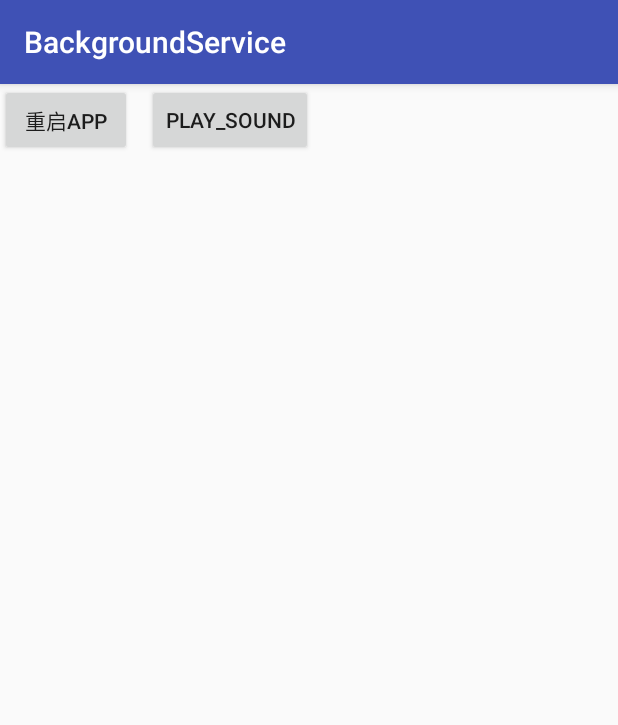
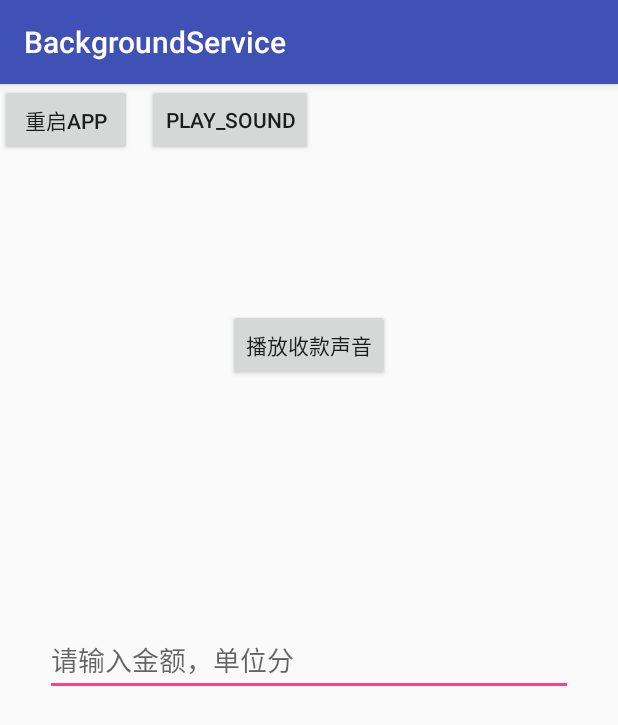
Before and after one commit to haohaozaici/BackgroundSpeech, an Android app: the screen it shows after launch (MainActivity), on a phone screen of 412 x 824 dp. Shown: the top 725 px of the screen. Run offline under Robolectric (Android 15) with nearby library versions, the phone set to English and light mode, and no system bars; our stand-ins replace ButterKnife, RxJava; libraries missing offline, so code that uses them is left out: com.umeng.message; pictures from the network do not load; 4 statements that could not run were skipped.

Commit message:
feat: 输入语音合成

```diff
--- a/PushSDK/build.gradle
+++ b/PushSDK/build.gradle
@@ -1,8 +1,8 @@
 apply plugin: 'com.android.library'
 
 android {
-    compileSdkVersion 23
-    buildToolsVersion '25.0.3'
+    compileSdkVersion 25
+    buildToolsVersion '26.0.2'
 
     defaultConfig {
         minSdkVersion 11
--- a/app/src/main/AndroidManifest.xml
+++ b/app/src/main/AndroidManifest.xml
@@ -1,6 +1,10 @@
 <?xml version="1.0" encoding="utf-8"?>
 <manifest xmlns:android="http://schemas.android.com/apk/res/android"
   package="io.github.haohaozaici.backgroundservice">
+
+  <uses-permission android:name="android.permission.WRITE_EXTERNAL_STORAGE"/>
+  <uses-permission android:name="android.permission.READ_PHONE_STATE"/>
+
 
   <application
     android:name=".App"
--- a/app/src/main/java/io/github/haohaozaici/backgroundservice/MainActivity.java
+++ b/app/src/main/java/io/github/haohaozaici/backgroundservice/MainActivity.java
@@ -1,4 +1,6 @@
 package io.github.haohaozaici.backgroundservice;
+
+import static io.github.haohaozaici.backgroundservice.App.speechSynthesis;
 
 import android.Manifest;
 import android.Manifest.permission;
@@ -9,17 +11,32 @@ import android.support.v7.app.AppCompatActivity;
 import android.os.Bundle;
 import android.support.v7.widget.LinearLayoutManager;
 import android.support.v7.widget.RecyclerView;
+import android.text.Editable;
+import android.text.TextWatcher;
 import android.util.Log;
 import android.view.View;
 import android.view.View.OnClickListener;
 import android.widget.Button;
+import android.widget.EditText;
 import android.widget.LinearLayout;
+import android.widget.TextView;
+import android.widget.Toast;
 import butterknife.BindView;
 import butterknife.ButterKnife;
 import com.umeng.message.PushAgent;
 import io.github.haohaozaici.backgroundservice.VoiceToPlay.Sound;
 import io.github.haohaozaici.backgroundservice.VoiceToPlay.SpeechSynthesis;
 import io.github.haohaozaici.backgroundservice.VoiceToPlay.String2Voice;
+import io.github.haohaozaici.backgroundservice.umeng.MyPushIntentService;
+import io.reactivex.Observable;
+import io.reactivex.ObservableEmitter;
+import io.reactivex.ObservableOnSubscribe;
+import io.reactivex.Observer;
+import io.reactivex.android.schedulers.AndroidSchedulers;
+import io.reactivex.annotations.NonNull;
+import io.reactivex.disposables.Disposable;
+import io.reactivex.functions.Consumer;
+import io.reactivex.schedulers.Schedulers;
 
 public class MainActivity extends AppCompatActivity {
 
@@ -29,10 +46,16 @@ public class MainActivity extends AppCompatActivity {
   Button restartApp;
   @BindView(R.id.play_sound)
   Button play_sound;
+  @BindView(R.id.play_money)
+  Button play_money;
   @BindView(R.id.sound_list)
   RecyclerView sound_list;
+  @BindView(R.id.input_money) EditText input_money;
+  @BindView(R.id.hint_text) TextView hint_text;
 
   private SpeechSynthesis speechSynthesis;
+
+  String money;
 
   @Override
   protected void onCreate(Bundle savedInstanceState) {
@@ -79,14 +102,81 @@ public class MainActivity extends AppCompatActivity {
       }
     });
 
-    Log.v(TAG, "convert(\"0.01\"): "+ String2Voice.convert("0.01"));
-    Log.v(TAG, "convert(\"0.11\"): "+ String2Voice.convert("0.11"));
-    Log.v(TAG, "convert(\"100.00\"): "+ String2Voice.convert("100.00"));
-    Log.v(TAG, "convert(\"101.00\"): "+ String2Voice.convert("101.00"));
-    Log.v(TAG, "convert(\"10101.00\"): "+ String2Voice.convert("10101.00"));
-    Log.v(TAG, "convert(\"10101.00\"): "+ String2Voice.convert("12345.89"));
-    Log.v(TAG, "convert(\"1234567.89\"): "+ String2Voice.convert("1234567.89"));
-    Log.v(TAG, "convert(\"1234567.09\"): "+ String2Voice.convert("1234567.09"));
+    play_money.setOnClickListener(new OnClickListener() {
+      @Override
+      public void onClick(View v) {
+        if (money != null && !money.equals("")) {
+
+          if (!money.contains(".")) {
+            Observable.create(new ObservableOnSubscribe<String>() {
+              @Override
+              public void subscribe(@NonNull ObservableEmitter<String> e) throws Exception {
+                try {
+                  String2Voice.Money2Voice(Integer.parseInt(money), speechSynthesis);
+                } catch (IllegalArgumentException excep) {
+                  Log.w(TAG, "IllegalArgumentException: " + excep.getMessage());
+                  e.onNext(excep.getMessage());
+                }
+              }
+            })
+                .subscribeOn(Schedulers.single())
+                .observeOn(AndroidSchedulers.mainThread())
+                .subscribe(new Observer<String>() {
+                  @Override
+                  public void onSubscribe(Disposable d) {
+
+                  }
+
+                  @Override
+                  public void onNext(String s) {
+                    Toast.makeText(MainActivity.this, s, Toast.LENGTH_SHORT).show();
+                  }
+
+                  @Override
+                  public void onError(Throwable e) {
+
+                  }
+
+                  @Override
+                  public void onComplete() {
+
+                  }
+                });
+
+          } else {
+            Toast.makeText(MainActivity.this, "单位为分，不能包含小数点", Toast.LENGTH_SHORT).show();
+          }
+
+        } else {
+          Toast.makeText(MainActivity.this, "请输入金额", Toast.LENGTH_SHORT).show();
+        }
+      }
+    });
+
+    input_money.addTextChangedListener(new TextWatcher() {
+      @Override
+      public void beforeTextChanged(CharSequence s, int start, int count, int after) {
+
+      }
+
+      @Override
+      public void onTextChanged(CharSequence s, int start, int before, int count) {
+        money = s.toString();
+        if (Long.parseLong(money) > 999999999) {
+          Toast.makeText(MainActivity.this, "金额过大", Toast.LENGTH_SHORT).show();
+        } else if (money != null && !money.equals("")) {
+          hint_text.setText(String2Voice.formatMoney(Integer.parseInt(money)) + " 元");
+        } else {
+          hint_text.setText("");
+        }
+      }
+
+      @Override
+      public void afterTextChanged(Editable s) {
+
+      }
+    });
+
 
   }
 
--- a/app/src/main/java/io/github/haohaozaici/backgroundservice/VoiceToPlay/SpeechSynthesis.java
+++ b/app/src/main/java/io/github/haohaozaici/backgroundservice/VoiceToPlay/SpeechSynthesis.java
@@ -35,10 +35,10 @@ public class SpeechSynthesis {
 
     SoundPool.Builder builder = new Builder();
     AudioAttributes.Builder audioBuilder = new AudioAttributes.Builder();
-    audioBuilder.setContentType(CONTENT_TYPE_SPEECH)
+    audioBuilder.setContentType(AudioAttributes.CONTENT_TYPE_UNKNOWN)
         .setFlags(FLAG_AUDIBILITY_ENFORCED)
         .setLegacyStreamType(AudioManager.STREAM_NOTIFICATION)
-        .setUsage(USAGE_NOTIFICATION_EVENT);
+        .setUsage(AudioAttributes.USAGE_ALARM);
 
     soundPool = builder.setAudioAttributes(audioBuilder.build())
         .setMaxStreams(10)
--- a/app/src/main/java/io/github/haohaozaici/backgroundservice/umeng/MyPushIntentService.java
+++ b/app/src/main/java/io/github/haohaozaici/backgroundservice/umeng/MyPushIntentService.java
@@ -62,11 +62,11 @@ public class MyPushIntentService extends UmengMessageService {
       Observable.create(new ObservableOnSubscribe<Integer>() {
         @Override
         public void subscribe(@NonNull ObservableEmitter<Integer> e) throws Exception {
-          String2Voice.Money2Voice(MyPushIntentService.this, text, speechSynthesis);
+          String2Voice
+              .Money2Voice(Integer.parseInt(text), speechSynthesis);
         }
       }).subscribeOn(Schedulers.single())
           .subscribe();
-
 
 //      new Thread(new Runnable() {
 //        @Override
--- a/app/src/main/res/layout/activity_main.xml
+++ b/app/src/main/res/layout/activity_main.xml
@@ -17,17 +17,47 @@
     android:id="@+id/play_sound"
     android:layout_width="wrap_content"
     android:layout_height="wrap_content"
+    android:layout_marginStart="10dp"
     android:layout_toRightOf="@+id/restartApp"
-    android:text="play_sound"
-    android:layout_marginStart="10dp"
-    />
+    android:text="play_sound" />
 
   <android.support.v7.widget.RecyclerView
     android:id="@+id/sound_list"
     android:layout_width="match_parent"
     android:layout_height="match_parent"
     android:layout_marginTop="50dp"
-    android:padding="10dp" />
+    android:padding="10dp"
+    android:visibility="gone" />
+
+  <Button
+    android:id="@+id/play_money"
+    android:layout_width="wrap_content"
+    android:layout_height="wrap_content"
+    android:layout_marginTop="150dp"
+    android:layout_marginStart="10dp"
+    android:layout_centerHorizontal="true"
+    android:text="播放收款声音" />
+
+  <TextView
+    android:id="@+id/hint_text"
+    android:layout_width="wrap_content"
+    android:layout_height="wrap_content"
+    android:layout_marginEnd="30dp"
+    android:layout_alignParentEnd="true"
+    android:layout_centerVertical="true"
+    android:textSize="15sp"
+    tools:text="1111111111" />
+
+  <EditText
+    android:id="@+id/input_money"
+    android:layout_width="match_parent"
+    android:layout_height="wrap_content"
+    android:layout_marginStart="30dp"
+    android:layout_marginEnd="30dp"
+    android:layout_centerVertical="true"
+    android:digits="0123456789"
+    android:hint="请输入金额，单位分"
+    android:inputType="number" />
 
 
 </RelativeLayout>
--- a/build.gradle
+++ b/build.gradle
@@ -3,9 +3,10 @@
 buildscript {
     repositories {
         jcenter()
+        google()
     }
     dependencies {
-        classpath 'com.android.tools.build:gradle:2.3.3'
+        classpath 'com.android.tools.build:gradle:3.0.1'
 
         // NOTE: Do not place your application dependencies here; they belong
         // in the individual module build.gradle files
@@ -16,6 +17,7 @@ allprojects {
     repositories {
         jcenter()
         mavenCentral()
+        google()
     }
 }
 
```
Also changed, not shown: app/build.gradle (+5 -5 lines), app/src/main/java/io/github/haohaozaici/backgroundservice/VoiceToPlay/String2Voice.java (+27 -5 lines), gradle/wrapper/gradle-wrapper.properties, 1 other file.
